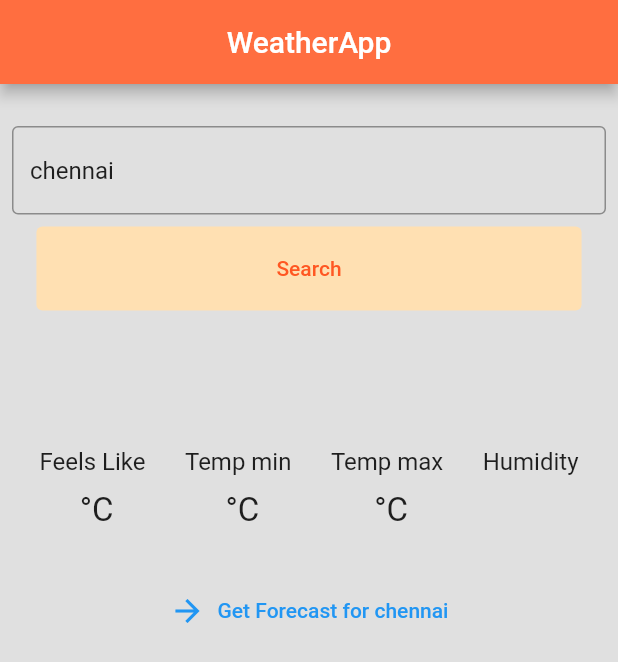
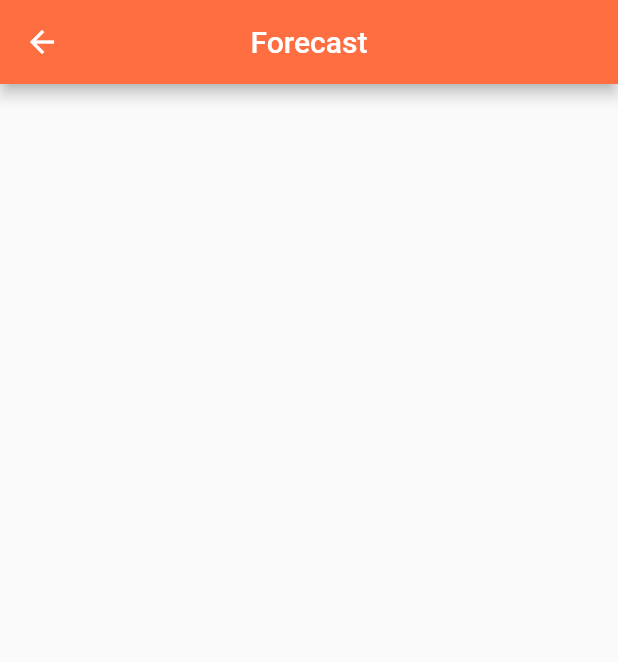
Before and after one commit to karthicbz/flutter_weather, a Flutter app: the screen it shows after launch, after a tap on an icon or button, on a phone screen of 412 x 824 dp. Shown: the top 662 px of the screen. Run offline on Flutter 3.47's test engine with Material 2 defaults, Android fonts, the phone set to English and light mode, and no system bars; network calls fail.

Commit message:
add route for forecast page

```diff
--- a/lib/main.dart
+++ b/lib/main.dart
@@ -1,8 +1,13 @@
 import 'package:flutter/material.dart';
 import 'package:weather_app/pages/home.dart';
+import 'package:weather_app/pages/forecast.dart';
 
 void main() {
-  runApp(const MaterialApp(
-    home: home(),
+  runApp(MaterialApp(
+    // home: home(),
+    routes: {
+      '/':(context)=>home(),
+      '/forecast':(context)=>forecast(),
+    },
   ));
 }
--- /dev/null
+++ b/lib/pages/forecast.dart
@@ -0,0 +1,21 @@
+import 'package:flutter/material.dart';
+
+class forecast extends StatefulWidget {
+  const forecast({super.key});
+
+  @override
+  State<forecast> createState() => _forecastState();
+}
+
+class _forecastState extends State<forecast> {
+  @override
+  Widget build(BuildContext context) {
+    return Scaffold(
+      appBar: AppBar(
+        title: Text('Forecast'),
+        centerTitle: true,
+        backgroundColor: Colors.deepOrangeAccent,
+      ),
+    );
+  }
+}
--- a/lib/pages/home.dart
+++ b/lib/pages/home.dart
@@ -1,5 +1,6 @@
 import 'package:flutter/material.dart';
 import 'package:weather_app/services/get_weather_details.dart';
+import 'package:weather_app/pages/forecast.dart';
 
 class home extends StatefulWidget {
   const home({super.key});
@@ -84,10 +85,16 @@ class _homeState extends State<home> {
           ),
           TextButton(onPressed: ()async{
             setWeatherData();
-          }, child: Text('Search'), style: ButtonStyle(
+          }, child: Text('Search', style: TextStyle(fontSize: 17),),
+            style: ButtonStyle(
             backgroundColor: MaterialStateProperty.all<Color>(Colors.orange.shade100),
             foregroundColor: MaterialStateProperty.all<Color>(Colors.deepOrange),
-            padding: MaterialStateProperty.all<EdgeInsetsGeometry>(EdgeInsets.symmetric(vertical: 20, horizontal: 160)),
+            padding: MaterialStateProperty.all<EdgeInsetsGeometry>(EdgeInsets.symmetric(vertical: 16, horizontal: 160)),
+              shape: MaterialStateProperty.all<RoundedRectangleBorder>(
+                RoundedRectangleBorder(
+                  borderRadius: BorderRadius.circular(50),
+                )
+              )
           ),),
           fetchedWeatherDetails['imageId'] != ''?Image(image: NetworkImage('https://openweathermap.org/img/wn/${fetchedWeatherDetails['imageId']}@2x.png')):Container(),
           Text("${fetchedWeatherDetails["desc"]}", style: TextStyle(fontSize: 20, fontWeight: FontWeight.w400),),
@@ -128,7 +135,12 @@ class _homeState extends State<home> {
             ],
           ),
           SizedBox(height: 30,),
-          TextButton.icon(onPressed: (){}, icon: Icon(Icons.arrow_forward), label: Text("Get Forecast for ${myController.text}")),
+          TextButton.icon(
+              onPressed: (){
+                Navigator.pushNamed(context, "/forecast");
+              },
+              icon: Icon(Icons.arrow_forward),
+              label: Text("Get Forecast for ${myController.text}")),
         ],
       ),
     );
```
